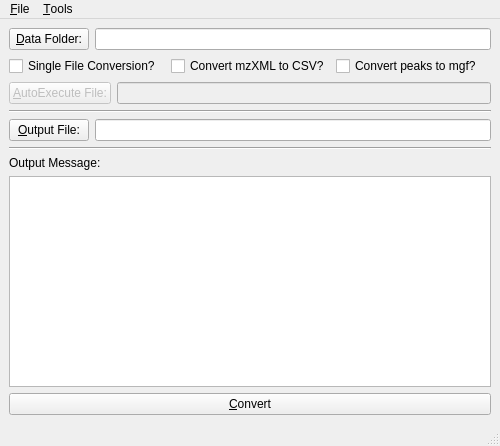
Before: the Qt Designer form Bruker2mzXML/main.ui in mfitzp/toolz, drawn with Qt 5.
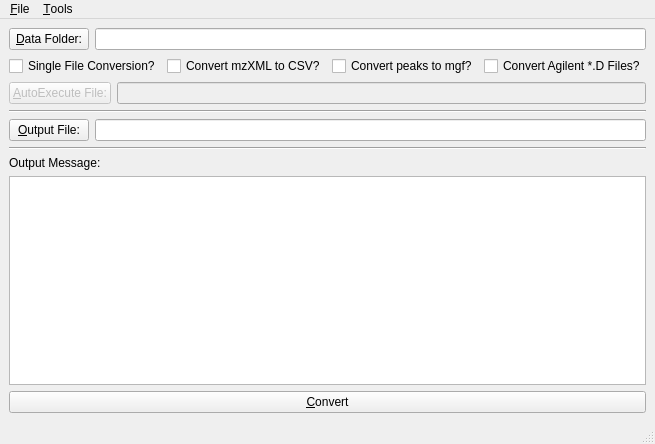
After: the same form once the commit is applied. Icons and pictures are not drawn.

Diff of the .ui file:
```diff
--- a/Bruker2mzXML/main.ui
+++ b/Bruker2mzXML/main.ui
@@ -5,8 +5,8 @@
    <rect>
     <x>0</x>
     <y>0</y>
-    <width>500</width>
-    <height>446</height>
+    <width>650</width>
+    <height>444</height>
    </rect>
   </property>
   <property name="windowTitle" >
@@ -62,6 +62,13 @@
         </property>
        </widget>
       </item>
+      <item>
+       <widget class="QCheckBox" name="agilent_CB" >
+        <property name="text" >
+         <string>Convert Agilent *.D Files?</string>
+        </property>
+       </widget>
+      </item>
      </layout>
     </item>
     <item>
@@ -145,7 +152,7 @@
     <rect>
      <x>0</x>
      <y>0</y>
-     <width>500</width>
+     <width>650</width>
      <height>21</height>
     </rect>
    </property>
```
